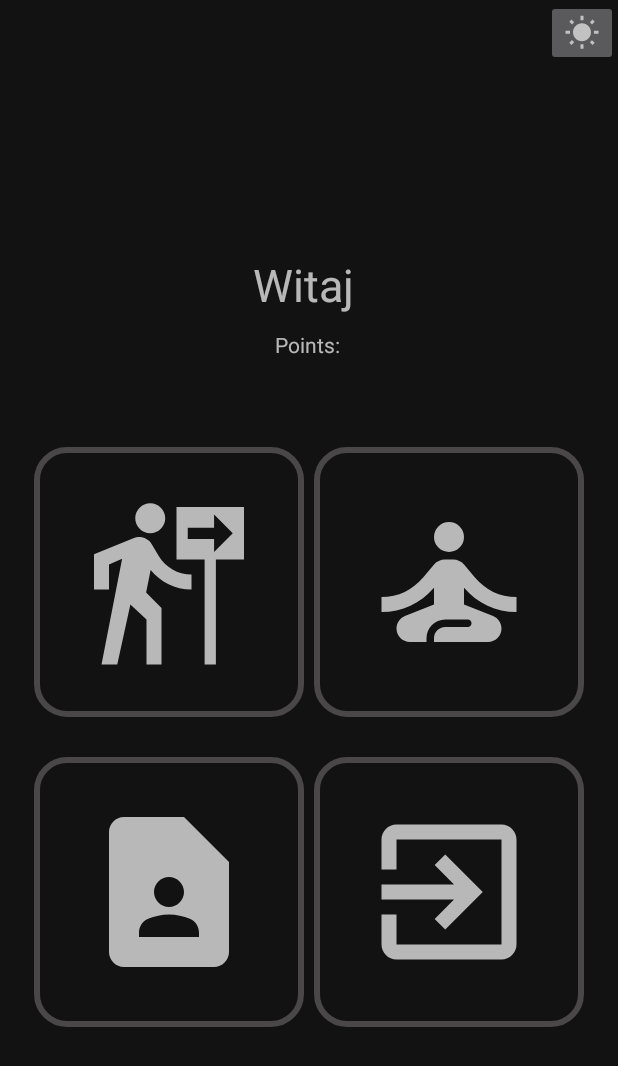
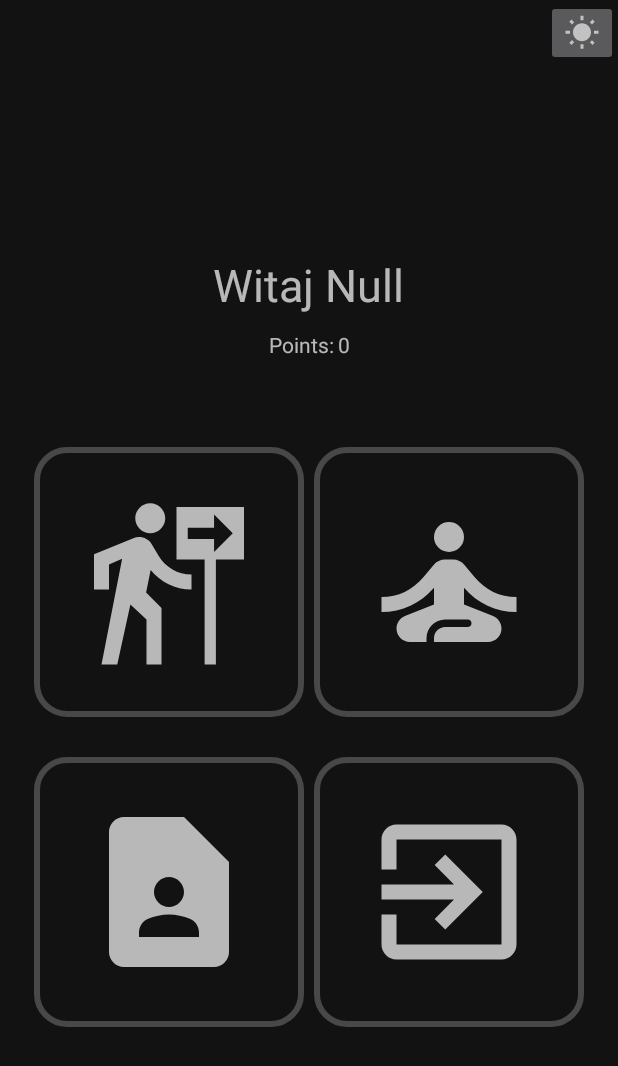
Before and after one commit to MichalDurlak/MyPersonalTrainer, an Android app: the UserChallenges screen opened directly, with no data from a screen before it, after a tap on "RETURN", on a phone screen of 412 x 824 dp. Shown: the top 1066 px of the screen. Run offline under Robolectric (Android 15) with nearby library versions, the phone set to English and light mode, and no system bars; 2 statements that could not run were skipped.

Commit message:
Fixed problem with showing name after back from User Challenges Activity

```diff
--- a/app/src/main/java/com/example/mypersonaltrainer/HomePageActivity.kt
+++ b/app/src/main/java/com/example/mypersonaltrainer/HomePageActivity.kt
@@ -18,26 +18,41 @@ class HomePageActivity : AppCompatActivity() {
     override fun onCreate(savedInstanceState: Bundle?) {
 
         super.onCreate(savedInstanceState)
-
         setContentView(R.layout.activity_home_page)
 
+        var userName : String = "null"
 
-        val nameToWelcome = intent.getStringExtra("nameToWelcome_key")
-        val tempnameToWelcome = intent.getStringExtra("nameLoginback_key")
+        if (userName.equals("null")){
+            userName = intent.getStringExtra("nameToWelcome_key").toString()
+
+            if (userName.equals("null")){
+                userName = intent.getStringExtra("nameLoginback_key").toString()
+            }
+
+        } else {
+            return
+
+        }
+
+//        if (userName.equals("null")){
+//            userName = intent.getStringExtra("nameToWelcome_key").toString()
+//
+//        }
+
+
+        txt_NameFromDatabase.text = userName.capitalize()
+
+
+
 
 //        val nameToWelcomeTextView: TextView = findViewById(R.id.txt_NameFromDatabase)
 //        nameToWelcomeTextView.text = nameToWelcome.toString().capitalize()
 
-        if (nameToWelcome.equals("null")){
-            txt_NameFromDatabase.text = tempnameToWelcome.toString().capitalize()
-        } else {
-            txt_NameFromDatabase.text = nameToWelcome.toString().capitalize()
-        }
 
 
 
         val userDB: UserDB = UserDB(this)
-        txt_Points2.text = userDB.checkPointUser(nameToWelcome.toString()).toString()
+        txt_Points2.text = userDB.checkPointUser(userName.toString()).toString()
 
 
 
@@ -76,8 +91,7 @@ class HomePageActivity : AppCompatActivity() {
 
         img_challanges.setOnClickListener(){
             val intent = Intent(this@HomePageActivity, UserChallenges::class.java)
-            val nameLogin = nameToWelcome.toString()
-            intent.putExtra("nameLogin_key", nameLogin)
+            intent.putExtra("nameLogin_key", userName)
             startActivity(intent)
 
 
--- a/app/src/main/java/com/example/mypersonaltrainer/UserChallenges.kt
+++ b/app/src/main/java/com/example/mypersonaltrainer/UserChallenges.kt
@@ -13,15 +13,16 @@ class UserChallenges : AppCompatActivity() {
         super.onCreate(savedInstanceState)
         setContentView(R.layout.activity_user_challenges)
 
+        var userName : String = "null"
 
-        val userPoint = intent.getStringExtra("nameLogin_key")
+        userName = intent.getStringExtra("nameLogin_key").toString()
 
 
 //        val txt_PointsUserTextView: TextView = findViewById(R.id.txt_PointsUser)
 //        txt_PointsUserTextView.text = userPoint.toString().capitalize()
 
         val userDB: UserDB = UserDB(this)
-        txt_PointsUser.text = userDB.checkPointUser(userPoint.toString()).toString()
+        txt_PointsUser.text = userDB.checkPointUser(userName).toString()
 
 
 
@@ -29,8 +30,7 @@ class UserChallenges : AppCompatActivity() {
         btn_return.setOnClickListener(){
 
             val intent = Intent(this@UserChallenges, HomePageActivity::class.java)
-            val nameToWelcome = input_Login.text.toString()
-            intent.putExtra("nameLoginback_key", nameToWelcome)
+            intent.putExtra("nameLoginback_key", userName)
             startActivity(intent)
 
         }
```
